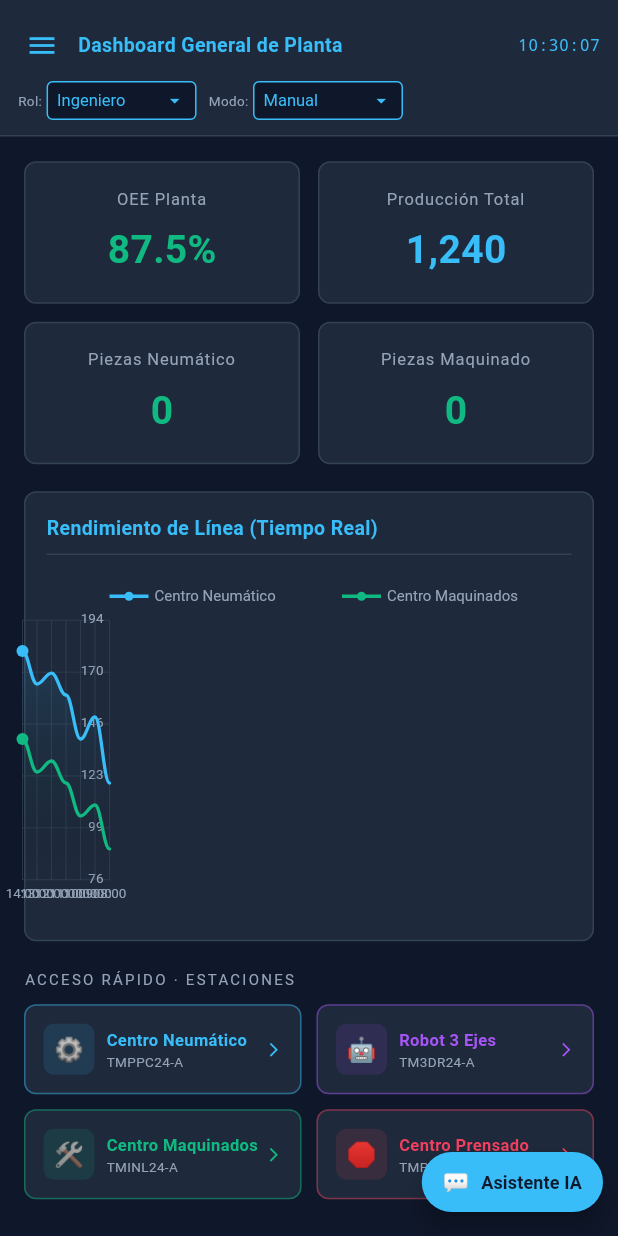
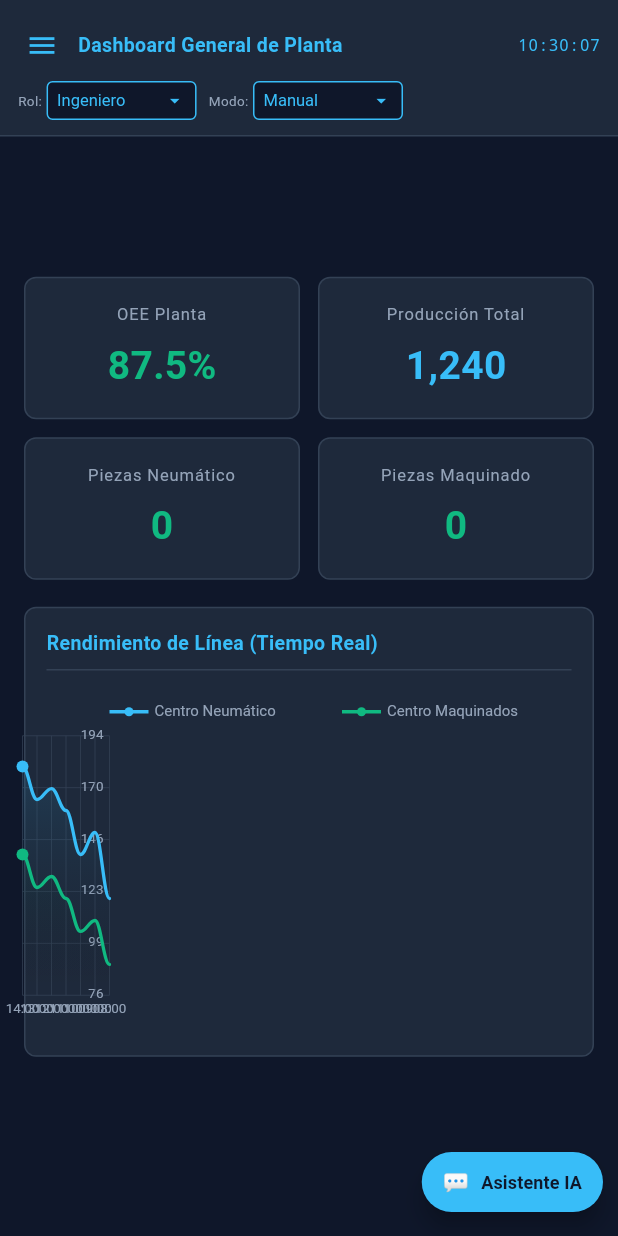
Before and after one commit to edgarbuitron/scada, a Flutter app: the screen it shows after launch, on a phone screen of 412 x 824 dp. Run offline on Flutter 3.47's test engine with Material 3 defaults, Android fonts, the light colour scheme and no system bars.

Commit message:
Ajuste en versiones de pubspec y limpieza de interfaz en maquinados

```diff
--- a/app_scada/lib/main.dart
+++ b/app_scada/lib/main.dart
@@ -496,19 +496,21 @@ class _ScadaMasterHomeState extends State<ScadaMasterHome> {
           ),
           const SizedBox(height: 18),
           // Acceso rápido a estaciones
-          const Text('ACCESO RÁPIDO · ESTACIONES',
-              style: TextStyle(color: kTextMuted, fontSize: 10, letterSpacing: 1.5)),
-          const SizedBox(height: 10),
-          LayoutBuilder(builder: (_, box) {
-            final cols = box.maxWidth > 600 ? 4 : 2;
-            final w    = (box.maxWidth - 10.0 * (cols - 1)) / cols;
-            return Wrap(spacing: 10, runSpacing: 10, children: [
-              _stCard('⚙️','Centro Neumático', 'TMPPC24-A', kCyan,   AppView.neumatico,  w),
-              _stCard('🤖','Robot 3 Ejes',      'TM3DR24-A', kPurple, AppView.robot,      w),
-              _stCard('🛠️','Centro Maquinados', 'TMINL24-A', kGreen,  AppView.maquinado,  w),
-              _stCard('🛑','Centro Prensado',   'TMPUM24-A', kRed,    AppView.prensado,   w),
-            ]);
-          }),
+          //const Text('ACCESO RÁPIDO · ESTACIONES',
+              //style: TextStyle(color: kTextMuted, fontSize: 10, letterSpacing: 1.5)),
+          //const SizedBox(height: 10),
+          //LayoutBuilder(builder: (_, box) {
+            //final cols = box.maxWidth > 600 ? 4 : 2;
+            //final w    = (box.maxWidth - 10.0 * (cols - 1)) / cols;
+            //return Wrap(spacing: 10, runSpacing: 10, children: [
+              //_stCard('⚙️','Centro Neumático', 'TMPPC24-A', kCyan,   AppView.neumatico,  w),
+              //_stCard('🤖','Robot 3 Ejes',      'TM3DR24-A', kPurple, AppView.robot,      w),
+              //_stCard('🛠️','Centro Maquinados', 'TMINL24-A', kGreen,  AppView.maquinado,  w),
+              //_stCard('🛑','Centro Prensado',   'TMPUM24-A', kRed,    AppView.prensado,   w),
+            //]);
+          //}),
+
+
           const SizedBox(height: 8),
         ]),
       );
--- a/app_scada/pubspec.yaml
+++ b/app_scada/pubspec.yaml
@@ -19,7 +19,7 @@ publish_to: 'none' # Remove this line if you wish to publish to pub.dev
 version: 1.0.0+1
 
 environment:
-  sdk: ^3.11.4
+  sdk: '>=3.0.0 <4.0.0'
 
 # Dependencies specify other packages that your package needs in order to work.
 # To automatically upgrade your package dependencies to the latest versions
```
Also changed, not shown: app_scada/pubspec.lock.
